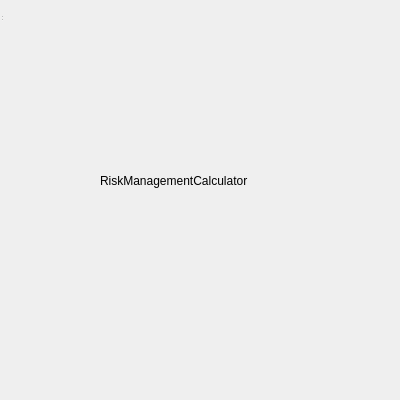
yousefvand/Forex-Calculator, file src/riskmanagementcalculator.ui: the form before one commit.
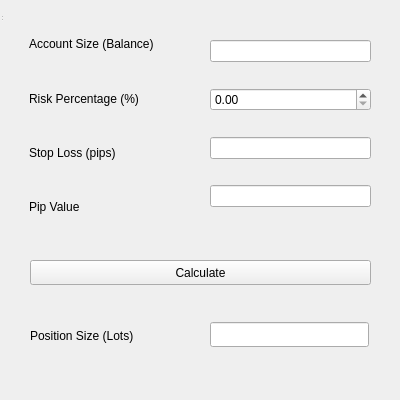
The form after the commit.

The edit to the form file:
```diff
--- a/src/riskmanagementcalculator.ui
+++ b/src/riskmanagementcalculator.ui
@@ -19,20 +19,117 @@
      <x>0</x>
      <y>0</y>
      <width>461</width>
-     <height>361</height>
+     <height>401</height>
     </rect>
    </property>
-   <widget class="QLabel" name="label">
+   <widget class="QWidget" name="verticalLayoutWidget">
     <property name="geometry">
      <rect>
-      <x>100</x>
-      <y>150</y>
-      <width>261</width>
-      <height>61</height>
+      <x>29</x>
+      <y>20</y>
+      <width>161</width>
+      <height>211</height>
      </rect>
     </property>
+    <layout class="QVBoxLayout" name="verticalLayout">
+     <item>
+      <widget class="QLabel" name="label">
+       <property name="text">
+        <string>Account Size (Balance)</string>
+       </property>
+      </widget>
+     </item>
+     <item>
+      <widget class="QLabel" name="label_2">
+       <property name="text">
+        <string>Risk Percentage (%)</string>
+       </property>
+      </widget>
+     </item>
+     <item>
+      <widget class="QLabel" name="label_3">
+       <property name="text">
+        <string>Stop Loss (pips)</string>
+       </property>
+      </widget>
+     </item>
+     <item>
+      <widget class="QLabel" name="label_4">
+       <property name="text">
+        <string>Pip Value</string>
+       </property>
+      </widget>
+     </item>
+    </layout>
+   </widget>
+   <widget class="QWidget" name="verticalLayoutWidget_2">
+    <property name="geometry">
+     <rect>
+      <x>210</x>
+      <y>20</y>
+      <width>161</width>
+      <height>211</height>
+     </rect>
+    </property>
+    <layout class="QVBoxLayout" name="verticalLayout_2">
+     <item>
+      <widget class="QLineEdit" name="lineEditAccountSize"/>
+     </item>
+     <item>
+      <widget class="QDoubleSpinBox" name="doubleSpinBoxRisk">
+       <property name="maximum">
+        <double>100.000000000000000</double>
+       </property>
+       <property name="singleStep">
+        <double>0.010000000000000</double>
+       </property>
+      </widget>
+     </item>
+     <item>
+      <widget class="QLineEdit" name="lineEditStopLoss"/>
+     </item>
+     <item>
+      <widget class="QLineEdit" name="lineEditPipValue"/>
+     </item>
+    </layout>
+   </widget>
+   <widget class="QLabel" name="label_5">
+    <property name="geometry">
+     <rect>
+      <x>30</x>
+      <y>320</y>
+      <width>141</width>
+      <height>31</height>
+     </rect>
+    </property>
     <property name="text">
-     <string>RiskManagementCalculator</string>
+     <string>Position Size (Lots)</string>
+    </property>
+   </widget>
+   <widget class="QPushButton" name="pushButtonCalculate">
+    <property name="geometry">
+     <rect>
+      <x>30</x>
+      <y>260</y>
+      <width>341</width>
+      <height>25</height>
+     </rect>
+    </property>
+    <property name="text">
+     <string>Calculate</string>
+    </property>
+   </widget>
+   <widget class="QLineEdit" name="lineEditPositionSize">
+    <property name="geometry">
+     <rect>
+      <x>210</x>
+      <y>322</y>
+      <width>159</width>
+      <height>25</height>
+     </rect>
+    </property>
+    <property name="readOnly">
+     <bool>true</bool>
     </property>
    </widget>
   </widget>
```
Left out of the diff: 8 changed lines with no effect on the pictures.
